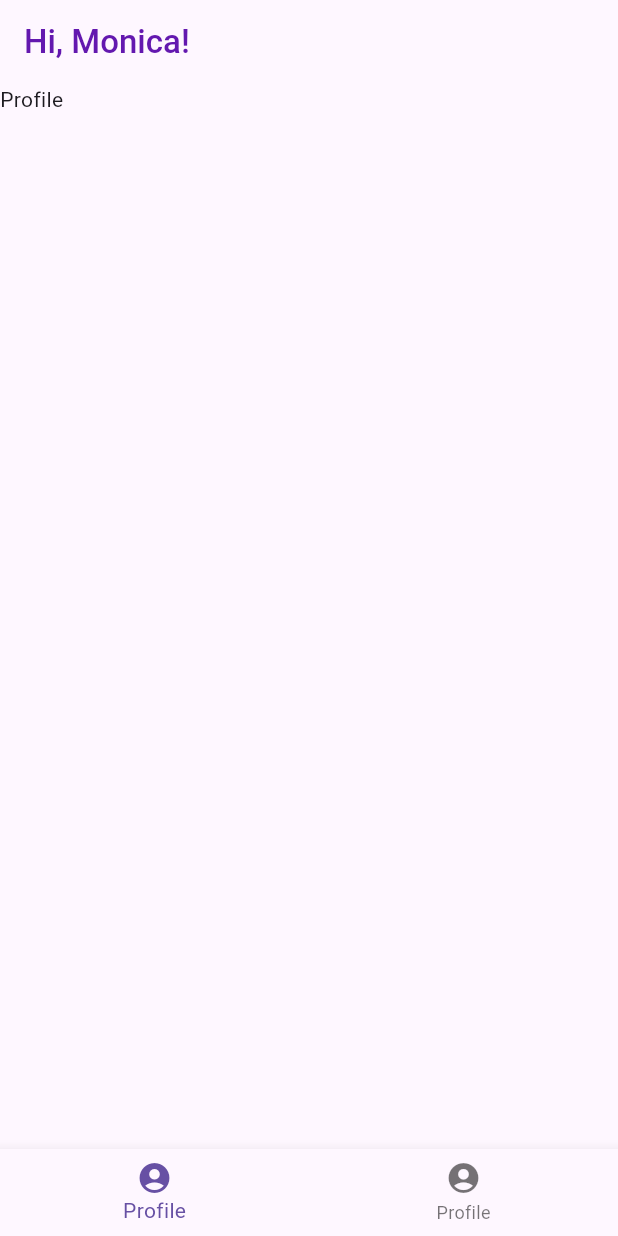
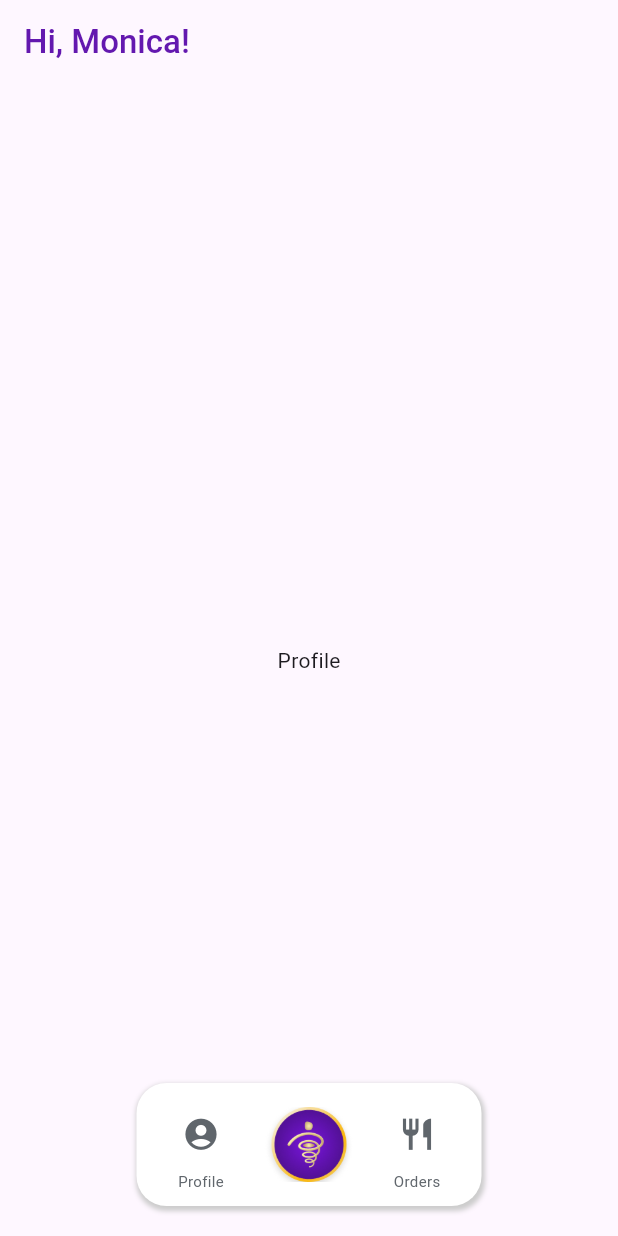
Before and after one commit to Victor-chiemerie/CMP-Assessment-Project, a Flutter app: the screen it shows after launch, on a phone screen of 412 x 824 dp. Run offline on Flutter 3.47's test engine with Material 3 defaults, Android fonts, the phone set to English and light mode, and no system bars; our stand-ins replace dotted_border.

Commit message:
complete mobile view

```diff
--- a/lib/responsive/mobileView.dart
+++ b/lib/responsive/mobileView.dart
@@ -1,6 +1,7 @@
 import 'package:delivery_app/utilities/colors.dart';
 import 'package:dotted_border/dotted_border.dart';
 import 'package:flutter/material.dart';
+import 'package:flutter/widgets.dart';
 
 class MyMobileView extends StatefulWidget {
   final double screenSize;
@@ -25,10 +26,17 @@ class _MyMobileViewState extends State<MyMobileView> {
         mainAxisAlignment: MainAxisAlignment.center,
         crossAxisAlignment: CrossAxisAlignment.center,
         children: [
-          Text("Profile"),
+          SizedBox(
+            width: double.infinity,
+            child: Center(child: Text("Profile")),
+          ),
         ],
       ),
-      Padding(
+      SingleChildScrollView(
+        physics: const BouncingScrollPhysics(
+          parent: AlwaysScrollableScrollPhysics(),
+        ),
+        child: Padding(
           padding: const EdgeInsets.fromLTRB(15, 0, 15, 15),
           child: Column(
             children: [
@@ -225,7 +233,7 @@ class _MyMobileViewState extends State<MyMobileView> {
                       // meal boxes
                       Container(
                         height: 180,
-                      width: 165,
+                        width: screenWidth * 0.44,
                         decoration: BoxDecoration(
                           gradient: const LinearGradient(
                             begin: Alignment.topCenter,
@@ -242,10 +250,12 @@ class _MyMobileViewState extends State<MyMobileView> {
                             Padding(
                               padding: const EdgeInsets.all(10),
                               child: Row(
-                              mainAxisAlignment: MainAxisAlignment.spaceBetween,
+                                mainAxisAlignment:
+                                    MainAxisAlignment.spaceBetween,
                                 children: [
                                   const Column(
-                                  crossAxisAlignment: CrossAxisAlignment.start,
+                                    crossAxisAlignment:
+                                        CrossAxisAlignment.start,
                                     children: [
                                       Text(
                                         "Meal Boxes",
@@ -304,7 +314,7 @@ class _MyMobileViewState extends State<MyMobileView> {
                       // catering
                       Container(
                         height: 180,
-                      width: 165,
+                        width: screenWidth * 0.44,
                         decoration: BoxDecoration(
                           gradient: const LinearGradient(
                             begin: Alignment.topCenter,
@@ -321,10 +331,12 @@ class _MyMobileViewState extends State<MyMobileView> {
                             Padding(
                               padding: const EdgeInsets.all(10),
                               child: Row(
-                              mainAxisAlignment: MainAxisAlignment.spaceBetween,
+                                mainAxisAlignment:
+                                    MainAxisAlignment.spaceBetween,
                                 children: [
                                   const Column(
-                                  crossAxisAlignment: CrossAxisAlignment.start,
+                                    crossAxisAlignment:
+                                        CrossAxisAlignment.start,
                                     children: [
                                       Text(
                                         "Catering",
@@ -338,15 +350,16 @@ class _MyMobileViewState extends State<MyMobileView> {
                                         children: [
                                           Icon(
                                             Icons.person,
-                                          color: Color.fromRGBO(231, 4, 114, 1),
+                                            color:
+                                                Color.fromRGBO(231, 4, 114, 1),
                                             size: 12.5,
                                           ),
                                           SizedBox(width: 4),
                                           Text(
                                             "Min 120 Guests",
                                             style: TextStyle(
-                                            color:
-                                                Color.fromRGBO(231, 4, 114, 1),
+                                              color: Color.fromRGBO(
+                                                  231, 4, 114, 1),
                                               fontSize: 11,
                                               fontWeight: FontWeight.w500,
                                             ),
@@ -709,15 +722,19 @@ class _MyMobileViewState extends State<MyMobileView> {
                 ],
               ),
 
-            const SizedBox(height: 20),
+              const SizedBox(height: 110),
             ],
+          ),
         ),
       ),
       const Column(
         mainAxisAlignment: MainAxisAlignment.center,
         crossAxisAlignment: CrossAxisAlignment.center,
         children: [
-          Text("Orders"),
+          SizedBox(
+            width: double.infinity,
+            child: Center(child: Text("Orders")),
+          ),
         ],
       ),
     ];
@@ -736,32 +753,98 @@ class _MyMobileViewState extends State<MyMobileView> {
         ),
       ),
       body: SafeArea(
-        child: SingleChildScrollView(
-          physics: const BouncingScrollPhysics(
-            parent: AlwaysScrollableScrollPhysics(),
+        child: Stack(
+          children: [
+            body[_currentIndex],
+            Positioned(
+              bottom: 20,
+              left: 0,
+              right: 0,
+              child: Align(
+                alignment: Alignment.bottomCenter,
+                child: Container(
+                  width: 230,
+                  padding: const EdgeInsets.all(10),
+                  decoration: BoxDecoration(
+                    borderRadius: BorderRadius.circular(20),
+                    color: MyColors.myWhite,
+                    boxShadow: const [
+                      BoxShadow(
+                        color: Color.fromARGB(255, 204, 204, 204),
+                        offset: Offset(1, 2),
+                        blurRadius: 2,
+                        spreadRadius: 1,
                       ),
-          child: body[_currentIndex],
+                    ],
+                  ),
+                  child: Row(
+                    mainAxisAlignment: MainAxisAlignment.spaceAround,
+                    children: [
+                      Column(
+                        children: [
+                          IconButton(
+                            onPressed: () {
+                              setState(() {
+                                _currentIndex = 0;
+                              });
+                            },
+                            icon: const Icon(
+                              Icons.account_circle,
+                              color: Color.fromRGBO(96, 102, 108, 1),
+                              size: 25,
                             ),
                           ),
-      bottomNavigationBar: Container(
-        child: BottomNavigationBar(
-          currentIndex: _currentIndex,
-          onTap: (int newindex) {
+                          const Text(
+                            "Profile",
+                            style: TextStyle(
+                              color: Color.fromRGBO(96, 102, 108, 1),
+                              fontSize: 10,
+                            ),
+                          ),
+                        ],
+                      ),
+                      GestureDetector(
+                        onTap: () {
                           setState(() {
-              _currentIndex = newindex;
+                            _currentIndex = 1;
                           });
                         },
-          items: const [
-            BottomNavigationBarItem(
-              label: "Profile",
-              icon: Icon(
-                Icons.account_circle,
+                        child: Container(
+                          height: 50,
+                          decoration:
+                              const BoxDecoration(shape: BoxShape.circle),
+                          child: Image.asset(
+                            "assets/images/marketPlace.png",
+                            fit: BoxFit.cover,
                           ),
                         ),
-            BottomNavigationBarItem(
-              label: "Profile",
-              icon: Icon(
-                Icons.account_circle,
+                      ),
+                      Column(
+                        children: [
+                          IconButton(
+                            onPressed: () {
+                              setState(() {
+                                _currentIndex = 2;
+                              });
+                            },
+                            icon: const Icon(
+                              Icons.restaurant,
+                              color: Color.fromRGBO(96, 102, 108, 1),
+                              size: 25,
+                            ),
+                          ),
+                          const Text(
+                            "Orders",
+                            style: TextStyle(
+                              color: Color.fromRGBO(96, 102, 108, 1),
+                              fontSize: 10,
+                            ),
+                          ),
+                        ],
+                      ),
+                    ],
+                  ),
+                ),
               ),
             ),
           ],
```
Also changed, not shown: assets/images/marketPlace.png (added). Lines whose indentation alone changed are shown as unchanged.
